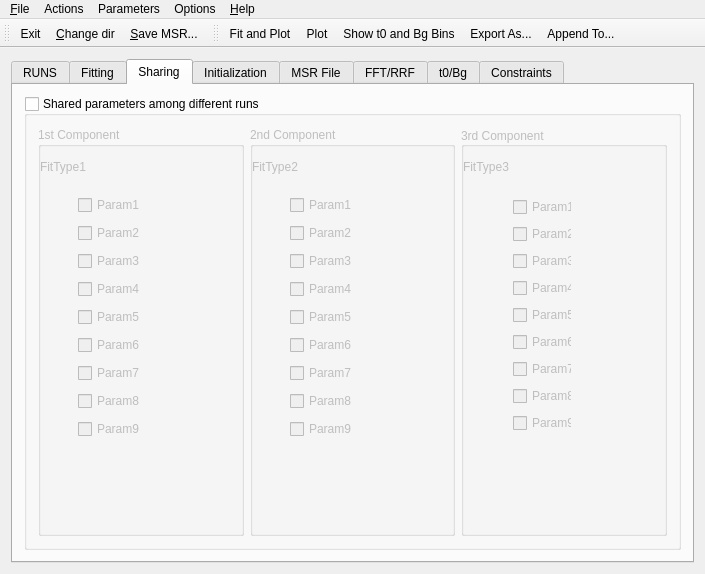
First picture: the form in src/external/MuSRFitGUI/MuSRFit4.ui, repository aPeter1/musrfit-fork, before the edit.
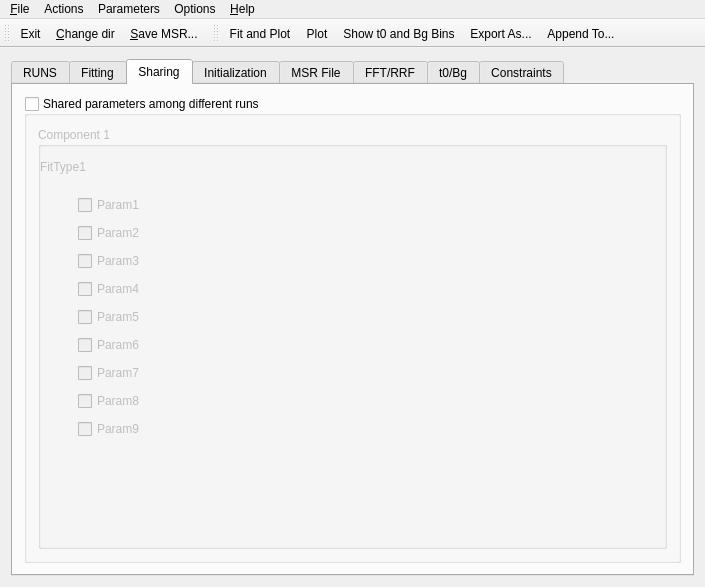
Second picture: the form after the edit. The open tabs and pages were chosen to show the change. Icons and pictures are not drawn. Custom widgets are drawn as their Qt base class.

Commit message: Implemented dynamic number of multiple components and sharing

Patch:
```diff
--- a/src/external/MuSRFitGUI/MuSRFit4.ui
+++ b/src/external/MuSRFitGUI/MuSRFit4.ui
@@ -7,7 +7,7 @@
     <x>0</x>
     <y>0</y>
     <width>705</width>
-    <height>574</height>
+    <height>587</height>
    </rect>
   </property>
   <property name="sizePolicy">
@@ -1589,7 +1589,7 @@
                 </sizepolicy>
                </property>
                <property name="title">
-                <string>1st Component</string>
+                <string>Component 1</string>
                </property>
                <property name="alignment">
                 <set>Qt::AlignLeading</set>
@@ -1723,277 +1723,6 @@
                </widget>
               </widget>
              </item>
-             <item>
-              <widget class="QGroupBox" name="sharingComp2">
-               <property name="enabled">
-                <bool>false</bool>
-               </property>
-               <property name="sizePolicy">
-                <sizepolicy hsizetype="Expanding" vsizetype="MinimumExpanding">
-                 <horstretch>0</horstretch>
-                 <verstretch>0</verstretch>
-                </sizepolicy>
-               </property>
-               <property name="title">
-                <string>2nd Component</string>
-               </property>
-               <widget class="QLabel" name="comp2ShLabel">
-                <property name="geometry">
-                 <rect>
-                  <x>2</x>
-                  <y>30</y>
-                  <width>141</width>
-                  <height>20</height>
-                 </rect>
-                </property>
-                <property name="text">
-                 <string>FitType2</string>
-                </property>
-                <property name="wordWrap">
-                 <bool>false</bool>
-                </property>
-               </widget>
-               <widget class="QWidget" name="layout13">
-                <property name="geometry">
-                 <rect>
-                  <x>40</x>
-                  <y>60</y>
-                  <width>81</width>
-                  <height>266</height>
-                 </rect>
-                </property>
-                <layout class="QVBoxLayout" name="_1">
-                 <property name="spacing">
-                  <number>0</number>
-                 </property>
-                 <property name="margin">
-                  <number>0</number>
-                 </property>
-                 <item>
-                  <widget class="QCheckBox" name="shParam_2_1">
-                   <property name="text">
-                    <string>Param1</string>
-                   </property>
-                  </widget>
-                 </item>
-                 <item>
-                  <widget class="QCheckBox" name="shParam_2_2">
-                   <property name="text">
-                    <string>Param2</string>
-                   </property>
-                  </widget>
-                 </item>
-                 <item>
-                  <widget class="QCheckBox" name="shParam_2_3">
-                   <property name="text">
-                    <string>Param3</string>
-                   </property>
-                  </widget>
-                 </item>
-                 <item>
-                  <widget class="QCheckBox" name="shParam_2_4">
-                   <property name="text">
-                    <string>Param4</string>
-                   </property>
-                  </widget>
-                 </item>
-                 <item>
-                  <widget class="QCheckBox" name="shParam_2_5">
-                   <property name="text">
-                    <string>Param5</string>
-                   </property>
-                  </widget>
-                 </item>
-                 <item>
-                  <widget class="QCheckBox" name="shParam_2_6">
-                   <property name="enabled">
-                    <bool>false</bool>
-                   </property>
-                   <property name="text">
-                    <string>Param6</string>
-                   </property>
-                   <property name="tristate">
-                    <bool>false</bool>
-                   </property>
-                  </widget>
-                 </item>
-                 <item>
-                  <widget class="QCheckBox" name="shParam_2_7">
-                   <property name="enabled">
-                    <bool>false</bool>
-                   </property>
-                   <property name="text">
-                    <string>Param7</string>
-                   </property>
-                   <property name="tristate">
-                    <bool>false</bool>
-                   </property>
-                  </widget>
-                 </item>
-                 <item>
-                  <widget class="QCheckBox" name="shParam_2_8">
-                   <property name="enabled">
-                    <bool>false</bool>
-                   </property>
-                   <property name="text">
-                    <string>Param8</string>
-                   </property>
-                   <property name="tristate">
-                    <bool>false</bool>
-                   </property>
-                  </widget>
-                 </item>
-                 <item>
-                  <widget class="QCheckBox" name="shParam_2_9">
-                   <property name="enabled">
-                    <bool>false</bool>
-                   </property>
-                   <property name="text">
-                    <string>Param9</string>
-                   </property>
-                   <property name="tristate">
-                    <bool>false</bool>
-                   </property>
-                  </widget>
-                 </item>
-                </layout>
-               </widget>
-              </widget>
-             </item>
-             <item>
-              <widget class="QGroupBox" name="sharingComp3">
-               <property name="enabled">
-                <bool>false</bool>
-               </property>
-               <property name="sizePolicy">
-                <sizepolicy hsizetype="Expanding" vsizetype="MinimumExpanding">
-                 <horstretch>0</horstretch>
-                 <verstretch>0</verstretch>
-                </sizepolicy>
-               </property>
-               <property name="title">
-                <string>3rd Component</string>
-               </property>
-               <property name="alignment">
-                <set>Qt::AlignJustify|Qt::AlignVCenter</set>
-               </property>
-               <widget class="QLabel" name="comp3ShLabel">
-                <property name="geometry">
-                 <rect>
-                  <x>2</x>
-                  <y>30</y>
-                  <width>141</width>
-                  <height>20</height>
-                 </rect>
-                </property>
-                <property name="text">
-                 <string>FitType3</string>
-                </property>
-                <property name="wordWrap">
-                 <bool>false</bool>
-                </property>
-               </widget>
-               <widget class="QWidget" name="layout15">
-                <property name="geometry">
-                 <rect>
-                  <x>41</x>
-                  <y>58</y>
-                  <width>81</width>
-                  <height>266</height>
-                 </rect>
-                </property>
-                <layout class="QVBoxLayout" name="_3">
-                 <item>
-                  <widget class="QCheckBox" name="shParam_3_1">
-                   <property name="text">
-                    <string>Param1</string>
-                   </property>
-                  </widget>
-                 </item>
-                 <item>
-                  <widget class="QCheckBox" name="shParam_3_2">
-                   <property name="text">
-                    <string>Param2</string>
-                   </property>
-                  </widget>
-                 </item>
-                 <item>
-                  <widget class="QCheckBox" name="shParam_3_3">
-                   <property name="text">
-                    <string>Param3</string>
-                   </property>
-                  </widget>
-                 </item>
-                 <item>
-                  <widget class="QCheckBox" name="shParam_3_4">
-                   <property name="text">
-                    <string>Param4</string>
-                   </property>
-                  </widget>
-                 </item>
-                 <item>
-                  <widget class="QCheckBox" name="shParam_3_5">
-                   <property name="text">
-                    <string>Param5</string>
-                   </property>
-                  </widget>
-                 </item>
-                 <item>
-                  <widget class="QCheckBox" name="shParam_3_6">
-                   <property name="enabled">
-                    <bool>false</bool>
-                   </property>
-                   <property name="text">
-                    <string>Param6</string>
-                   </property>
-                   <property name="tristate">
-                    <bool>false</bool>
-                   </property>
-                  </widget>
-                 </item>
-                 <item>
-                  <widget class="QCheckBox" name="shParam_3_7">
-                   <property name="enabled">
-                    <bool>false</bool>
-                   </property>
-                   <property name="text">
-                    <string>Param7</string>
-                   </property>
-                   <property name="tristate">
-                    <bool>false</bool>
-                   </property>
-                  </widget>
-                 </item>
-                 <item>
-                  <widget class="QCheckBox" name="shParam_3_8">
-                   <property name="enabled">
-                    <bool>false</bool>
-                   </property>
-                   <property name="text">
-                    <string>Param8</string>
-                   </property>
-                   <property name="tristate">
-                    <bool>false</bool>
-                   </property>
-                  </widget>
-                 </item>
-                 <item>
-                  <widget class="QCheckBox" name="shParam_3_9">
-                   <property name="enabled">
-                    <bool>false</bool>
-                   </property>
-                   <property name="text">
-                    <string>Param9</string>
-                   </property>
-                   <property name="tristate">
-                    <bool>false</bool>
-                   </property>
-                  </widget>
-                 </item>
-                </layout>
-               </widget>
-              </widget>
-             </item>
             </layout>
            </item>
           </layout>
```
Left out of the diff: 78 changed lines with no effect on the pictures. The commit also changes 2 other files.
